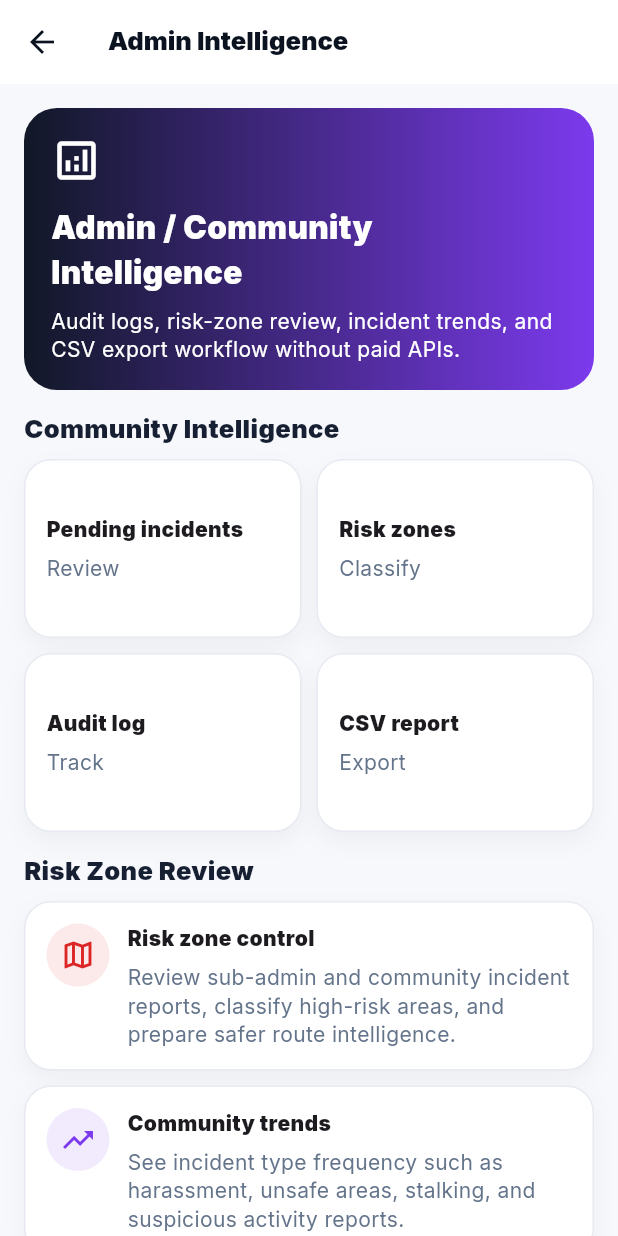
After one commit to MdSajidRahman23/SaferHerBD_Frontend, a Flutter app: the AdminIntelligenceScreen screen opened directly, on a phone screen of 412 x 824 dp. The commit adds this screen. Run offline on Flutter 3.47's test engine with Material 3 defaults, Android fonts, the phone set to English and light mode, and no system bars; our stand-ins replace connectivity_plus, flutter_local_notifications, flutter_map, geolocator, google_fonts, latlong2 and 1 more; accounts and stored records are empty.

Commit message:
Add admin community intelligence UI

```diff
--- /dev/null
+++ b/lib/screens/admin_intelligence/admin_intelligence_screen.dart
@@ -0,0 +1,182 @@
+import 'package:flutter/material.dart';
+
+class AdminIntelligenceScreen extends StatelessWidget {
+  const AdminIntelligenceScreen({super.key});
+
+  @override
+  Widget build(BuildContext context) {
+    return Scaffold(
+      backgroundColor: const Color(0xFFF7F8FC),
+      appBar: AppBar(
+        backgroundColor: Colors.white,
+        foregroundColor: const Color(0xFF172033),
+        elevation: 0,
+        title: const Text('Admin Intelligence', style: TextStyle(fontWeight: FontWeight.w900)),
+      ),
+      body: SafeArea(
+        child: ListView(
+          padding: const EdgeInsets.all(16),
+          children: [
+            _hero(),
+            const SizedBox(height: 14),
+            _section('Community Intelligence'),
+            _metricGrid(),
+            const SizedBox(height: 14),
+            _section('Risk Zone Review'),
+            _infoCard(
+              Icons.map_outlined,
+              'Risk zone control',
+              'Review sub-admin and community incident reports, classify high-risk areas, and prepare safer route intelligence.',
+              const Color(0xFFDC2626),
+            ),
+            _infoCard(
+              Icons.trending_up_outlined,
+              'Community trends',
+              'See incident type frequency such as harassment, unsafe areas, stalking, and suspicious activity reports.',
+              const Color(0xFF7C3AED),
+            ),
+            const SizedBox(height: 14),
+            _section('Admin Audit & Export'),
+            _infoCard(
+              Icons.fact_check_outlined,
+              'Audit log preview',
+              'Track admin actions such as risk review, verification approval, evidence review, and CSV export.',
+              const Color(0xFF059669),
+            ),
+            _infoCard(
+              Icons.file_download_outlined,
+              'CSV export ready',
+              'Export risk zone and community incident summaries for final report, admin review, and project documentation.',
+              const Color(0xFF2563EB),
+            ),
+            const SizedBox(height: 14),
+            _section('Demo actions'),
+            _actionCard(context),
+          ],
+        ),
+      ),
+    );
+  }
+
+  Widget _hero() {
+    return Container(
+      padding: const EdgeInsets.all(18),
+      decoration: BoxDecoration(
+        gradient: const LinearGradient(colors: [Color(0xFF111827), Color(0xFF7C3AED)]),
+        borderRadius: BorderRadius.circular(22),
+      ),
+      child: const Column(
+        crossAxisAlignment: CrossAxisAlignment.start,
+        children: [
+          Icon(Icons.analytics_outlined, color: Colors.white, size: 34),
+          SizedBox(height: 12),
+          Text('Admin / Community Intelligence', style: TextStyle(color: Colors.white, fontSize: 21, fontWeight: FontWeight.w900)),
+          SizedBox(height: 8),
+          Text('Audit logs, risk-zone review, incident trends, and CSV export workflow without paid APIs.', style: TextStyle(color: Colors.white, height: 1.35)),
+        ],
+      ),
+    );
+  }
+
+  Widget _section(String title) {
+    return Padding(
+      padding: const EdgeInsets.only(bottom: 8),
+      child: Text(title, style: const TextStyle(fontSize: 17, fontWeight: FontWeight.w900, color: Color(0xFF172033))),
+    );
+  }
+
+  Widget _metricGrid() {
+    final items = [
+      ('Pending incidents', 'Review'),
+      ('Risk zones', 'Classify'),
+      ('Audit log', 'Track'),
+      ('CSV report', 'Export'),
+    ];
+
+    return GridView.builder(
+      shrinkWrap: true,
+      physics: const NeverScrollableScrollPhysics(),
+      itemCount: items.length,
+      gridDelegate: const SliverGridDelegateWithFixedCrossAxisCount(crossAxisCount: 2, childAspectRatio: 1.55, crossAxisSpacing: 10, mainAxisSpacing: 10),
+      itemBuilder: (context, index) {
+        final item = items[index];
+        return Container(
+          padding: const EdgeInsets.all(14),
+          decoration: _box(),
+          child: Column(
+            crossAxisAlignment: CrossAxisAlignment.start,
+            mainAxisAlignment: MainAxisAlignment.center,
+            children: [
+              Text(item.$1, style: const TextStyle(fontWeight: FontWeight.w900)),
+              const SizedBox(height: 6),
+              Text(item.$2, style: const TextStyle(color: Color(0xFF64748B))),
+            ],
+          ),
+        );
+      },
+    );
+  }
+
+  Widget _infoCard(IconData icon, String title, String body, Color color) {
+    return Container(
+      margin: const EdgeInsets.only(bottom: 10),
+      padding: const EdgeInsets.all(14),
+      decoration: _box(),
+      child: Row(
+        crossAxisAlignment: CrossAxisAlignment.start,
+        children: [
+          Container(
+            width: 42,
+            height: 42,
+            decoration: BoxDecoration(color: color.withValues(alpha: .10), shape: BoxShape.circle),
+            child: Icon(icon, color: color),
+          ),
+          const SizedBox(width: 12),
+          Expanded(
+            child: Column(
+              crossAxisAlignment: CrossAxisAlignment.start,
+              children: [
+                Text(title, style: const TextStyle(fontWeight: FontWeight.w900)),
+                const SizedBox(height: 6),
+                Text(body, style: const TextStyle(color: Color(0xFF64748B), height: 1.35)),
+              ],
+            ),
+          ),
+        ],
+      ),
+    );
+  }
+
+  Widget _actionCard(BuildContext context) {
+    return Container(
+      padding: const EdgeInsets.all(16),
+      decoration: _box(),
+      child: Column(
+        crossAxisAlignment: CrossAxisAlignment.start,
+        children: [
+          const Text('Suggested smoke test', style: TextStyle(fontWeight: FontWeight.w900)),
+          const SizedBox(height: 8),
+          const Text('Backend route: /api/admin/intelligence/dashboard\nCSV route: /api/admin/intelligence/export.csv\nUI: risk-zone review, trend summary, audit preview, export ready.', style: TextStyle(color: Color(0xFF64748B), height: 1.4)),
+          const SizedBox(height: 12),
+          SizedBox(
+            width: double.infinity,
+            child: OutlinedButton.icon(
+              onPressed: () => ScaffoldMessenger.of(context).showSnackBar(const SnackBar(content: Text('Admin intelligence workflow ready for demo.'))),
+              icon: const Icon(Icons.check_circle_outline),
+              label: const Text('Mark demo checked'),
+            ),
+          ),
+        ],
+      ),
+    );
+  }
+
+  BoxDecoration _box() {
+    return BoxDecoration(
+      color: Colors.white,
+      borderRadius: BorderRadius.circular(18),
+      border: Border.all(color: const Color(0xFFE7EAF1)),
+      boxShadow: [BoxShadow(color: Colors.black.withValues(alpha: .04), blurRadius: 12, offset: const Offset(0, 6))],
+    );
+  }
+}
--- a/lib/screens/advanced_prototype/advanced_prototype_screen.dart
+++ b/lib/screens/advanced_prototype/advanced_prototype_screen.dart
@@ -1,4 +1,5 @@
 import 'package:flutter/material.dart';
+import '../admin_intelligence/admin_intelligence_screen.dart';
 import '../evidence_vault_plus/evidence_vault_plus_screen.dart';
 import '../native_emergency/native_emergency_pack_screen.dart';
 import '../guardian_tracking/guardian_tracking_screen.dart';
@@ -55,6 +56,16 @@ class _AdvancedPrototypeScreenState extends State<AdvancedPrototypeScreen> {
           const _Sprint13GuardianTrackingCard(),
             _hero(primary),
             const SizedBox(height: 14),
+            _actionCard(
+              icon: Icons.analytics_outlined,
+              color: const Color(0xFF111827),
+              title: 'Admin Intelligence',
+              subtitle: 'Risk-zone review, community trends, audit log preview and CSV export workflow without paid APIs.',
+              buttonText: 'Open admin intelligence',
+              onTap: () => Navigator.of(context).push(
+                MaterialPageRoute(builder: (_) => const AdminIntelligenceScreen()),
+              ),
+            ),
             _actionCard(
               icon: Icons.lock_outline,
               color: const Color(0xFF7C3AED),
```
Also changed, not shown: 1 other file.
